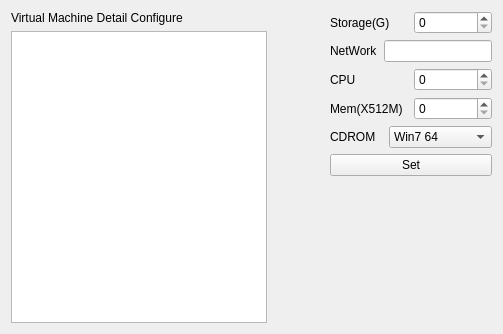
First picture: the form in yun_manager_client/detail.ui, repository jasonlinuxzhang/cloud_manager_client, before the edit.
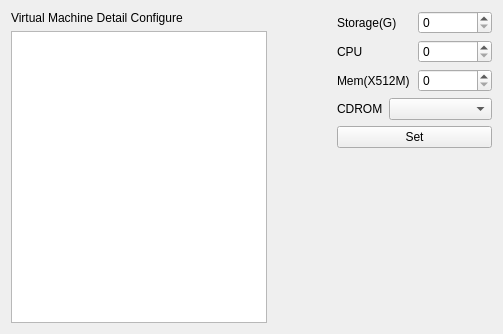
Second picture: the form after the edit.

The edit to the form file:
```diff
--- a/yun_manager_client/detail.ui
+++ b/yun_manager_client/detail.ui
@@ -60,18 +60,7 @@
         </layout>
        </item>
        <item>
-        <layout class="QHBoxLayout" name="horizontalLayout_2">
-         <item>
-          <widget class="QLabel" name="label_3">
-           <property name="text">
-            <string>NetWork</string>
-           </property>
-          </widget>
-         </item>
-         <item>
-          <widget class="QLineEdit" name="lineEditNetWork"/>
-         </item>
-        </layout>
+        <layout class="QHBoxLayout" name="horizontalLayout_2"/>
        </item>
        <item>
         <layout class="QHBoxLayout" name="horizontalLayout_3">
@@ -114,7 +103,12 @@
           <widget class="QComboBox" name="comboBoxCdrom">
            <item>
             <property name="text">
-             <string>Win7 64</string>
+             <string/>
+            </property>
+           </item>
+           <item>
+            <property name="text">
+             <string>Win7 32</string>
             </property>
            </item>
            <item>
```
